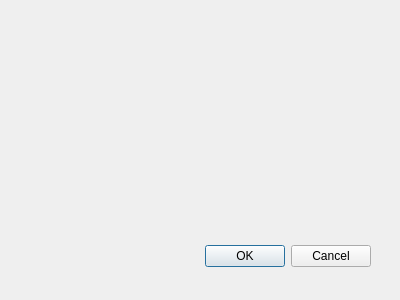
Qt form AddForm/adddialog.ui (yngzij/ThxPad) before a commit.
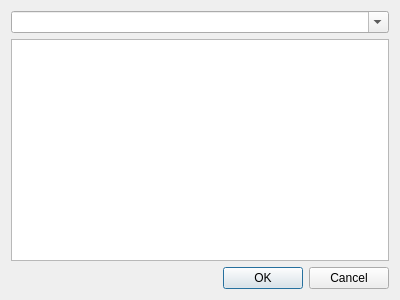
The same form after that commit.

```diff
--- a/AddForm/adddialog.ui
+++ b/AddForm/adddialog.ui
@@ -15,15 +15,12 @@
   <property name="windowTitle">
    <string>Dialog</string>
   </property>
-  <widget name="buttonBox" class="QDialogButtonBox">
-   <property name="geometry">
-    <rect>
-     <x>30</x>
-     <y>240</y>
-     <width>341</width>
-     <height>32</height>
-    </rect>
-   </property>
+  <layout class="QGridLayout" name="gridLayout">
+   <item row="1" column="0">
+    <widget class="QPlainTextEdit" name="plainTextEdit"/>
+   </item>
+   <item row="2" column="0">
+    <widget class="QDialogButtonBox" name="buttonBox">
    <property name="orientation">
     <enum>Qt::Horizontal</enum>
    </property>
@@ -31,8 +28,16 @@
     <set>QDialogButtonBox::Cancel|QDialogButtonBox::Ok</set>
    </property>
   </widget>
- </widget>
- <pixmapfunction/>
+   </item>
+   <item row="0" column="0">
+    <widget class="QComboBox" name="comboBox_tag">
+     <property name="editable">
+      <bool>true</bool>
+     </property>
+    </widget>
+   </item>
+  </layout>
+ </widget>
  <resources/>
  <connections>
   <connection>
```
Left out of the diff: 6 changed lines with no effect on the pictures. Lines whose indentation alone changed are shown as unchanged.
